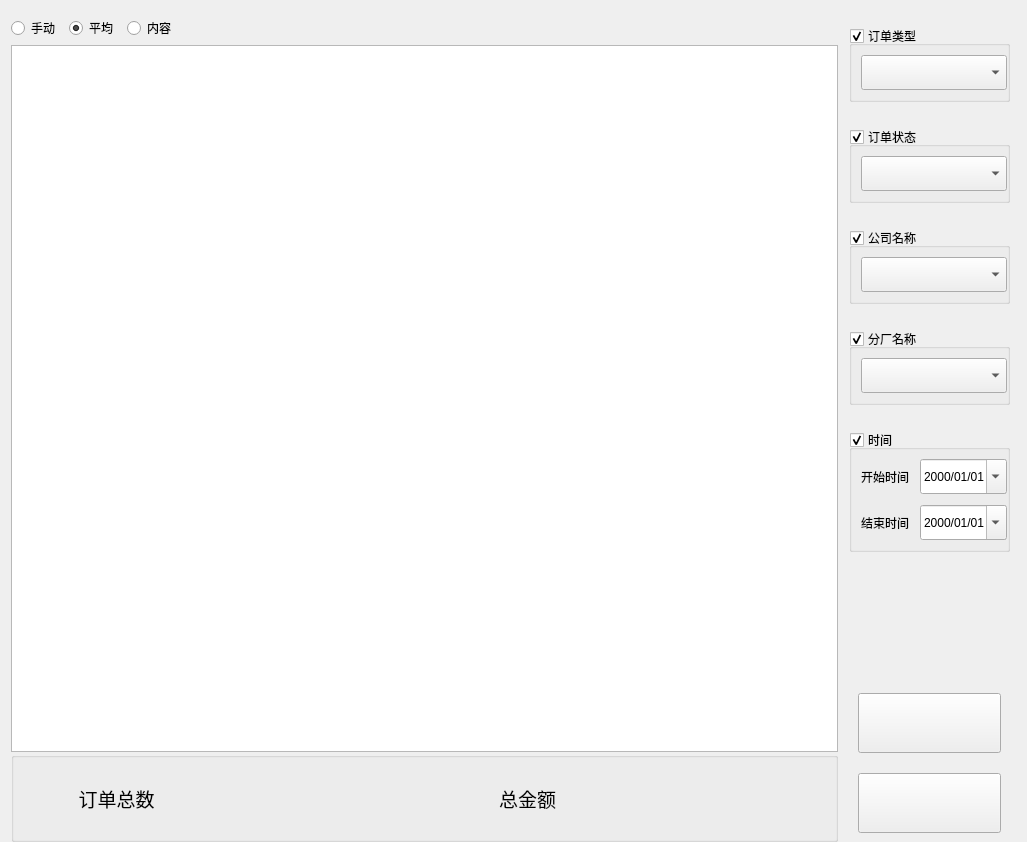
The window that Qt/ERP/formfinance.ui (superp2017/NTERP) describes before a commit, drawn with Qt 5.
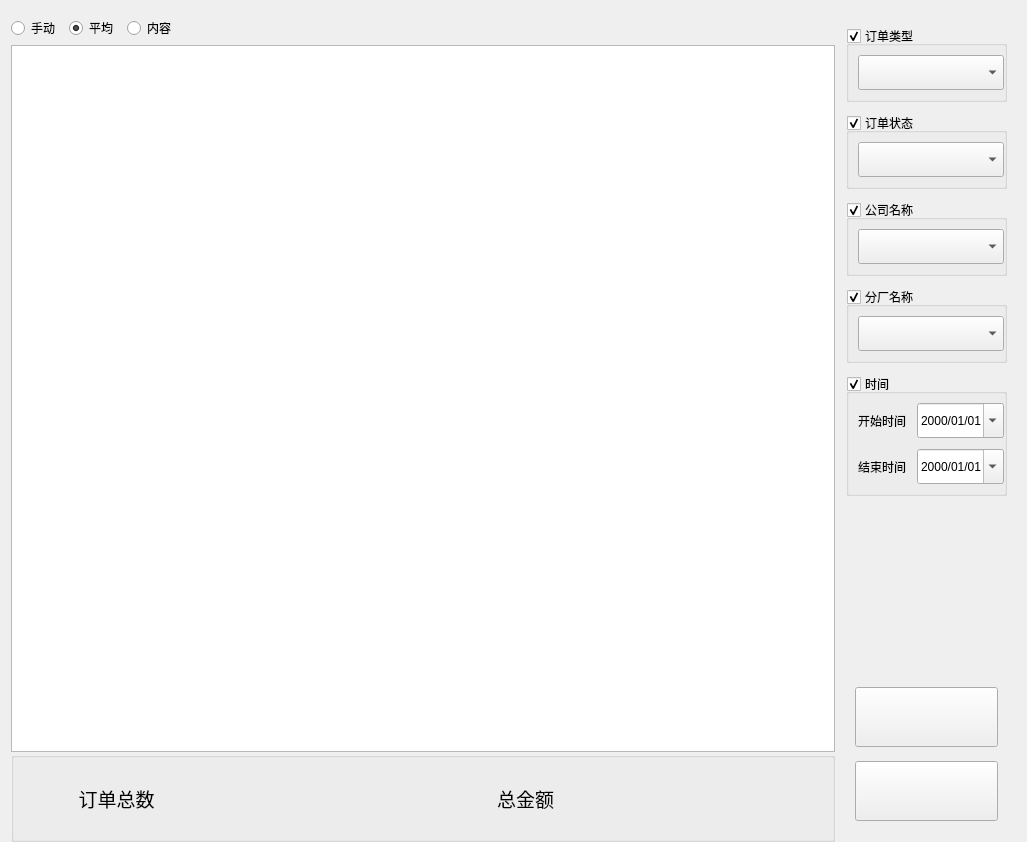
The same window after the commit. Custom widgets are drawn as their Qt base class.

What changed in the file:
```diff
--- a/Qt/ERP/formfinance.ui
+++ b/Qt/ERP/formfinance.ui
@@ -203,7 +203,7 @@
    <item row="0" column="1">
     <layout class="QVBoxLayout" name="verticalLayout_3">
      <property name="spacing">
-      <number>25</number>
+      <number>11</number>
      </property>
      <property name="leftMargin">
       <number>5</number>
@@ -212,11 +212,11 @@
       <number>15</number>
      </property>
      <property name="rightMargin">
-      <number>6</number>
-     </property>
-     <property name="bottomMargin">
       <number>9</number>
      </property>
+     <property name="bottomMargin">
+      <number>11</number>
+     </property>
      <item>
       <widget class="QGroupBox" name="groupBox_order_type">
        <property name="maximumSize">
@@ -454,7 +454,7 @@
      <item>
       <layout class="QVBoxLayout" name="verticalLayout">
        <property name="spacing">
-        <number>20</number>
+        <number>14</number>
        </property>
        <property name="leftMargin">
         <number>9</number>
@@ -462,6 +462,9 @@
        <property name="rightMargin">
         <number>9</number>
        </property>
+       <property name="bottomMargin">
+        <number>10</number>
+       </property>
        <item>
         <widget class="QPushButton" name="pushButton_search">
          <property name="minimumSize">
```
